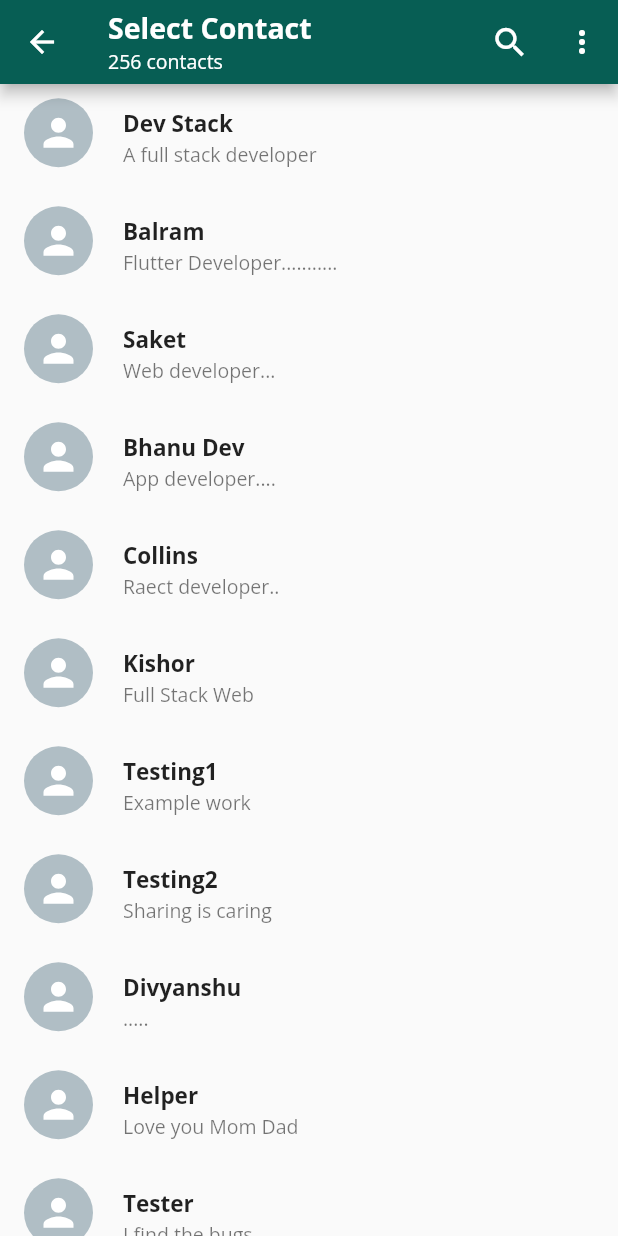
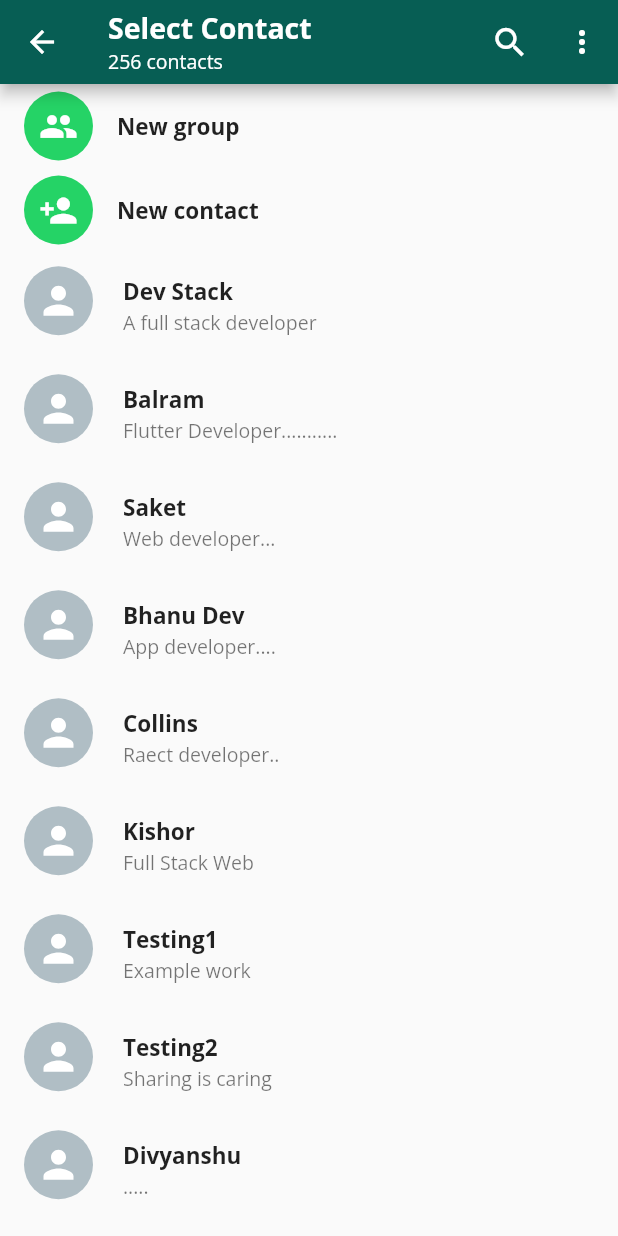
Before and after one commit to NimeshPiyumantha/Flutter_Chat_App, a Flutter app: the SelectContact screen opened directly, on a phone screen of 412 x 824 dp. Run offline on Flutter 3.47's test engine with Material 2 defaults, Android fonts, the phone set to English and light mode, and no system bars; our stand-ins replace emoji_picker_flutter, flutter_svg.

Commit message:
Add group

```diff
--- /dev/null
+++ b/lib/customUI/button_card.dart
@@ -0,0 +1,29 @@
+import 'package:flutter/material.dart';
+
+class ButtonCard extends StatelessWidget {
+  const ButtonCard({super.key, required this.name, required this.icon});
+  final String name;
+  final IconData icon;
+
+  @override
+  Widget build(BuildContext context) {
+    return ListTile(
+      leading: CircleAvatar(
+        radius: 23,
+        backgroundColor: const Color(0xFF25D366),
+        child: Icon(
+          icon,
+          size: 26,
+          color: Colors.white,
+        ),
+      ),
+      title: Text(
+        name,
+        style: const TextStyle(
+          fontSize: 15,
+          fontWeight: FontWeight.bold,
+        ),
+      ),
+    );
+  }
+}
--- a/lib/model/chat_model.dart
+++ b/lib/model/chat_model.dart
@@ -5,7 +5,7 @@ class ChatModel {
   final String? time;
   final String? currentMessage;
   final String? status;
-  final bool select;
+  late final bool select;
   final int? id;
 
   ChatModel({
--- a/lib/screen/select_content.dart
+++ b/lib/screen/select_content.dart
@@ -1,7 +1,9 @@
 import 'package:flutter/material.dart';
 
+import '../customUI/button_card.dart';
 import '../customUI/contact_card.dart';
 import '../model/chat_model.dart';
+import 'create_group.dart';
 
 class SelectContact extends StatefulWidget {
   const SelectContact({super.key});
@@ -77,11 +79,31 @@ class _SelectContactState extends State<SelectContact> {
         ],
       ),
       body: ListView.builder(
-        itemCount: contacts.length,
-        itemBuilder: (context, index) => ContactCard(
-          key: ValueKey(contacts[index].id),
-          contact: contacts[index],
-        ),
+        itemCount: contacts.length + 2,
+        itemBuilder: (context, index) {
+          if (index == 0) {
+            return InkWell(
+              onTap: () {
+                Navigator.push(
+                    context,
+                    MaterialPageRoute(
+                        builder: (builder) => const CreateGroup()));
+              },
+              child: const ButtonCard(
+                icon: Icons.group,
+                name: "New group",
+              ),
+            );
+          } else if (index == 1) {
+            return const ButtonCard(
+              icon: Icons.person_add,
+              name: "New contact",
+            );
+          }
+          return ContactCard(
+            contact: contacts[index - 2],
+          );
+        },
       ),
     );
   }
```
Also changed, not shown: lib/customUI/avatar_card.dart (added, +57 -0 lines), lib/screen/create_group.dart (added, +130 -0 lines).
